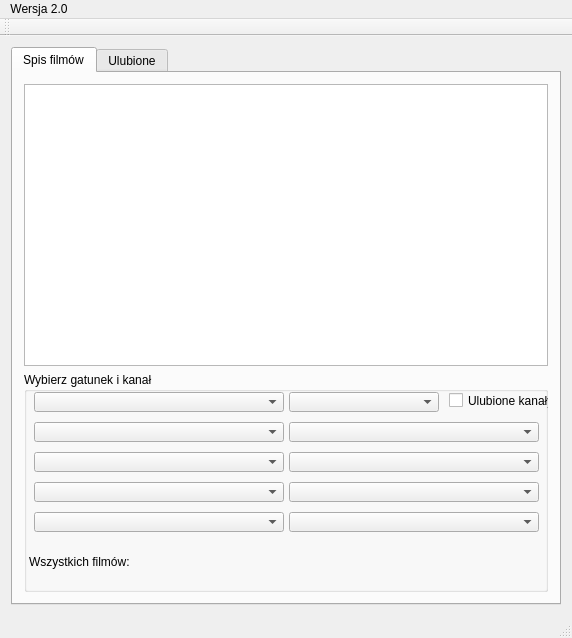
lukaszres/QProgramTV, file mainwindow.ui: the form before one commit.
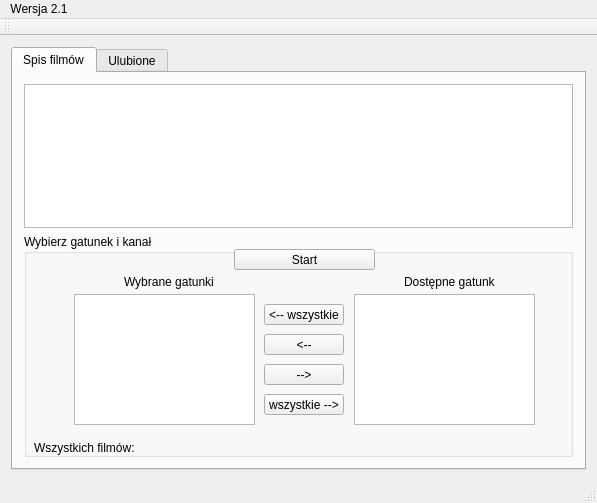
The form after the commit. The open tabs and pages were chosen to show the change. Icons and pictures are not drawn.

Commit message: Change conception about select genres of films.

What changed in the file:
```diff
--- a/mainwindow.ui
+++ b/mainwindow.ui
@@ -6,8 +6,8 @@
    <rect>
     <x>0</x>
     <y>0</y>
-    <width>572</width>
-    <height>638</height>
+    <width>597</width>
+    <height>503</height>
    </rect>
   </property>
   <property name="windowTitle">
@@ -36,194 +36,6 @@
         <string>Spis filmów</string>
        </attribute>
        <layout class="QGridLayout" name="gridLayout_2">
-        <item row="1" column="0">
-         <widget class="QGroupBox" name="groupBox">
-          <property name="minimumSize">
-           <size>
-            <width>0</width>
-            <height>220</height>
-           </size>
-          </property>
-          <property name="title">
-           <string>Wybierz gatunek i kanał</string>
-          </property>
-          <widget class="QComboBox" name="comboBox_Genre_Main">
-           <property name="geometry">
-            <rect>
-             <x>10</x>
-             <y>20</y>
-             <width>250</width>
-             <height>20</height>
-            </rect>
-           </property>
-           <property name="sizePolicy">
-            <sizepolicy hsizetype="Minimum" vsizetype="Fixed">
-             <horstretch>0</horstretch>
-             <verstretch>0</verstretch>
-            </sizepolicy>
-           </property>
-           <property name="minimumSize">
-            <size>
-             <width>250</width>
-             <height>0</height>
-            </size>
-           </property>
-           <property name="maximumSize">
-            <size>
-             <width>250</width>
-             <height>16777215</height>
-            </size>
-           </property>
-           <property name="whatsThis">
-            <string>&lt;html&gt;&lt;head/&gt;&lt;body&gt;&lt;p&gt;Gatunki filmów&lt;/p&gt;&lt;/body&gt;&lt;/html&gt;</string>
-           </property>
-          </widget>
-          <widget class="QComboBox" name="comboBox_2">
-           <property name="enabled">
-            <bool>true</bool>
-           </property>
-           <property name="geometry">
-            <rect>
-             <x>265</x>
-             <y>20</y>
-             <width>150</width>
-             <height>20</height>
-            </rect>
-           </property>
-           <property name="minimumSize">
-            <size>
-             <width>150</width>
-             <height>0</height>
-            </size>
-           </property>
-           <property name="maximumSize">
-            <size>
-             <width>150</width>
-             <height>16777215</height>
-            </size>
-           </property>
-          </widget>
-          <widget class="QLabel" name="label">
-           <property name="geometry">
-            <rect>
-             <x>5</x>
-             <y>180</y>
-             <width>170</width>
-             <height>20</height>
-            </rect>
-           </property>
-           <property name="text">
-            <string>Wszystkich filmów:</string>
-           </property>
-          </widget>
-          <widget class="QLabel" name="label_2">
-           <property name="geometry">
-            <rect>
-             <x>5</x>
-             <y>160</y>
-             <width>170</width>
-             <height>20</height>
-            </rect>
-           </property>
-           <property name="text">
-            <string/>
-           </property>
-          </widget>
-          <widget class="QCheckBox" name="checkBox">
-           <property name="geometry">
-            <rect>
-             <x>425</x>
-             <y>20</y>
-             <width>101</width>
-             <height>17</height>
-            </rect>
-           </property>
-           <property name="text">
-            <string>Ulubione kanały</string>
-           </property>
-          </widget>
-          <widget class="QComboBox" name="comboBox_Genre_1">
-           <property name="geometry">
-            <rect>
-             <x>10</x>
-             <y>50</y>
-             <width>250</width>
-             <height>20</height>
-            </rect>
-           </property>
-          </widget>
-          <widget class="QComboBox" name="comboBox_Genre_2">
-           <property name="geometry">
-            <rect>
-             <x>10</x>
-             <y>80</y>
-             <width>250</width>
-             <height>20</height>
-            </rect>
-           </property>
-          </widget>
-          <widget class="QComboBox" name="comboBox_Genre_3">
-           <property name="geometry">
-            <rect>
-             <x>10</x>
-             <y>110</y>
-             <width>250</width>
-             <height>20</height>
-            </rect>
-           </property>
-          </widget>
-          <widget class="QComboBox" name="comboBox_Genre_4">
-           <property name="geometry">
-            <rect>
-             <x>10</x>
-             <y>140</y>
-             <width>250</width>
-             <height>20</height>
-            </rect>
-           </property>
-          </widget>
-          <widget class="QComboBox" name="comboBox_Genre_5">
-           <property name="geometry">
-            <rect>
-             <x>265</x>
-             <y>50</y>
-             <width>250</width>
-             <height>20</height>
-            </rect>
-           </property>
-          </widget>
-          <widget class="QComboBox" name="comboBox_Genre_6">
-           <property name="geometry">
-            <rect>
-             <x>265</x>
-             <y>80</y>
-             <width>250</width>
-             <height>20</height>
-            </rect>
-           </property>
-          </widget>
-          <widget class="QComboBox" name="comboBox_Genre_7">
-           <property name="geometry">
-            <rect>
-             <x>265</x>
-             <y>110</y>
-             <width>250</width>
-             <height>20</height>
-            </rect>
-           </property>
-          </widget>
-          <widget class="QComboBox" name="comboBox_Genre_8">
-           <property name="geometry">
-            <rect>
-             <x>265</x>
-             <y>140</y>
-             <width>250</width>
-             <height>20</height>
-            </rect>
-           </property>
-          </widget>
-         </widget>
-        </item>
         <item row="0" column="0">
          <widget class="QTextBrowser" name="textBrowser">
           <property name="sizePolicy">
@@ -241,6 +53,168 @@
           </property>
          </widget>
         </item>
+        <item row="1" column="0">
+         <widget class="QGroupBox" name="groupBox">
+          <property name="minimumSize">
+           <size>
+            <width>0</width>
+            <height>223</height>
+           </size>
+          </property>
+          <property name="title">
+           <string>Wybierz gatunek i kanał</string>
+          </property>
+          <widget class="QLabel" name="label">
+           <property name="geometry">
+            <rect>
+             <x>10</x>
+             <y>204</y>
+             <width>170</width>
+             <height>20</height>
+            </rect>
+           </property>
+           <property name="text">
+            <string>Wszystkich filmów:</string>
+           </property>
+          </widget>
+          <widget class="QLabel" name="label_2">
+           <property name="geometry">
+            <rect>
+             <x>10</x>
+             <y>190</y>
+             <width>541</width>
+             <height>20</height>
+            </rect>
+           </property>
+           <property name="text">
+            <string/>
+           </property>
+          </widget>
+          <widget class="QPushButton" name="pushButton_Start">
+           <property name="geometry">
+            <rect>
+             <x>210</x>
+             <y>15</y>
+             <width>141</width>
+             <height>21</height>
+            </rect>
+           </property>
+           <property name="text">
+            <string>Start</string>
+           </property>
+          </widget>
+          <widget class="QListView" name="listView_ChoosedGenres">
+           <property name="geometry">
+            <rect>
+             <x>50</x>
+             <y>60</y>
+             <width>181</width>
+             <height>131</height>
+            </rect>
+           </property>
+           <property name="editTriggers">
+            <set>QAbstractItemView::NoEditTriggers</set>
+           </property>
+           <property name="selectionMode">
+            <enum>QAbstractItemView::ExtendedSelection</enum>
+           </property>
+          </widget>
+          <widget class="QListView" name="listView_LeftGenres">
+           <property name="geometry">
+            <rect>
+             <x>330</x>
+             <y>60</y>
+             <width>181</width>
+             <height>131</height>
+            </rect>
+           </property>
+           <property name="editTriggers">
+            <set>QAbstractItemView::NoEditTriggers</set>
+           </property>
+           <property name="selectionMode">
+            <enum>QAbstractItemView::ExtendedSelection</enum>
+           </property>
+          </widget>
+          <widget class="QPushButton" name="pushButton_AddGenres">
+           <property name="geometry">
+            <rect>
+             <x>240</x>
+             <y>100</y>
+             <width>80</width>
+             <height>21</height>
+            </rect>
+           </property>
+           <property name="text">
+            <string>&lt;--</string>
+           </property>
+          </widget>
+          <widget class="QPushButton" name="pushButton_RemoveGenres">
+           <property name="geometry">
+            <rect>
+             <x>240</x>
+             <y>130</y>
+             <width>80</width>
+             <height>21</height>
+            </rect>
+           </property>
+           <property name="text">
+            <string>--&gt;</string>
+           </property>
+          </widget>
+          <widget class="QPushButton" name="pushButton_AddAllGenres">
+           <property name="geometry">
+            <rect>
+             <x>240</x>
+             <y>70</y>
+             <width>80</width>
+             <height>21</height>
+            </rect>
+           </property>
+           <property name="text">
+            <string>&lt;-- wszystkie</string>
+           </property>
+          </widget>
+          <widget class="QPushButton" name="pushButton_RemoveAllGenres">
+           <property name="geometry">
+            <rect>
+             <x>240</x>
+             <y>160</y>
+             <width>80</width>
+             <height>21</height>
+            </rect>
+           </property>
+           <property name="text">
+            <string>wszystkie --&gt;</string>
+           </property>
+          </widget>
+          <widget class="QLabel" name="label_3">
+           <property name="geometry">
+            <rect>
+             <x>100</x>
+             <y>40</y>
+             <width>91</width>
+             <height>16</height>
+            </rect>
+           </property>
+           <property name="text">
+            <string>Wybrane gatunki:</string>
+           </property>
+          </widget>
+          <widget class="QLabel" name="label_4">
+           <property name="geometry">
+            <rect>
+             <x>380</x>
+             <y>40</y>
+             <width>91</width>
+             <height>16</height>
+            </rect>
+           </property>
+           <property name="text">
+            <string>Dostępne gatunki:</string>
+           </property>
+          </widget>
+         </widget>
+        </item>
        </layout>
       </widget>
       <widget class="QWidget" name="tab_5">
@@ -371,13 +345,13 @@
     <rect>
      <x>0</x>
      <y>0</y>
-     <width>572</width>
+     <width>597</width>
      <height>20</height>
     </rect>
    </property>
    <widget class="QMenu" name="menuWersja_1_0">
     <property name="title">
-     <string>Wersja 2.0</string>
+     <string>Wersja 2.1</string>
     </property>
    </widget>
    <addaction name="menuWersja_1_0"/>
```
Left out of the diff: 11 changed lines with no effect on the pictures. The commit also changes 5 other files.
